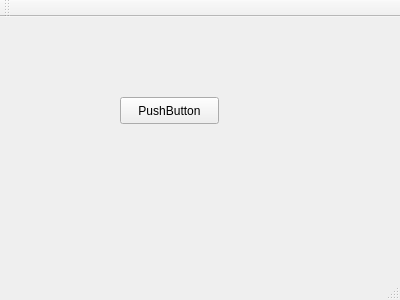
Qt form src/mainwindow.ui (valeriyasyomina/ImitationModeling) before a commit.
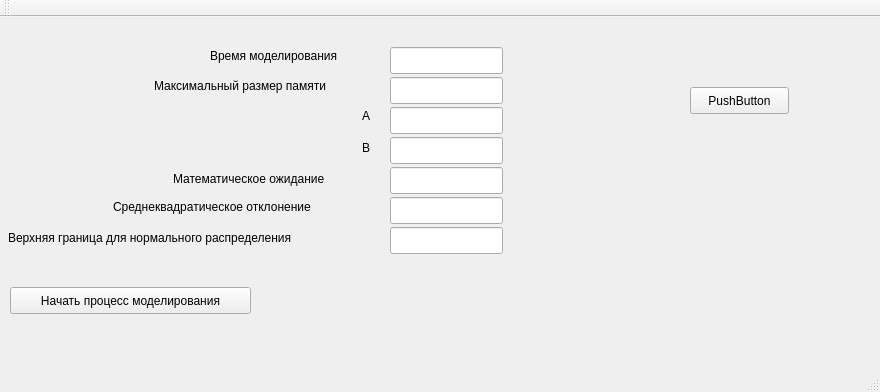
The same form after that commit.

Commit message: Interface almost done

The edit to the form file:
```diff
--- a/src/mainwindow.ui
+++ b/src/mainwindow.ui
@@ -6,8 +6,8 @@
    <rect>
     <x>0</x>
     <y>0</y>
-    <width>400</width>
-    <height>300</height>
+    <width>880</width>
+    <height>392</height>
    </rect>
   </property>
   <property name="windowTitle">
@@ -17,8 +17,8 @@
    <widget class="QPushButton" name="pushButton">
     <property name="geometry">
      <rect>
-      <x>120</x>
-      <y>80</y>
+      <x>690</x>
+      <y>70</y>
       <width>99</width>
       <height>27</height>
      </rect>
@@ -27,6 +27,180 @@
      <string>PushButton</string>
     </property>
    </widget>
+   <widget class="QLineEdit" name="edtModelingTime">
+    <property name="geometry">
+     <rect>
+      <x>390</x>
+      <y>30</y>
+      <width>113</width>
+      <height>27</height>
+     </rect>
+    </property>
+   </widget>
+   <widget class="QLineEdit" name="edtMaxMemorySize">
+    <property name="geometry">
+     <rect>
+      <x>390</x>
+      <y>60</y>
+      <width>113</width>
+      <height>27</height>
+     </rect>
+    </property>
+   </widget>
+   <widget class="QLineEdit" name="edtA">
+    <property name="geometry">
+     <rect>
+      <x>390</x>
+      <y>90</y>
+      <width>113</width>
+      <height>27</height>
+     </rect>
+    </property>
+   </widget>
+   <widget class="QLineEdit" name="edtB">
+    <property name="geometry">
+     <rect>
+      <x>390</x>
+      <y>120</y>
+      <width>113</width>
+      <height>27</height>
+     </rect>
+    </property>
+   </widget>
+   <widget class="QLineEdit" name="edtMatExp">
+    <property name="geometry">
+     <rect>
+      <x>390</x>
+      <y>150</y>
+      <width>113</width>
+      <height>27</height>
+     </rect>
+    </property>
+   </widget>
+   <widget class="QLineEdit" name="edtSigma">
+    <property name="geometry">
+     <rect>
+      <x>390</x>
+      <y>180</y>
+      <width>113</width>
+      <height>27</height>
+     </rect>
+    </property>
+   </widget>
+   <widget class="QLineEdit" name="edtMaxBorder">
+    <property name="geometry">
+     <rect>
+      <x>390</x>
+      <y>210</y>
+      <width>113</width>
+      <height>27</height>
+     </rect>
+    </property>
+   </widget>
+   <widget class="QLabel" name="label">
+    <property name="geometry">
+     <rect>
+      <x>210</x>
+      <y>30</y>
+      <width>171</width>
+      <height>17</height>
+     </rect>
+    </property>
+    <property name="text">
+     <string>Время моделирования</string>
+    </property>
+   </widget>
+   <widget class="QLabel" name="label_2">
+    <property name="geometry">
+     <rect>
+      <x>154</x>
+      <y>60</y>
+      <width>221</width>
+      <height>17</height>
+     </rect>
+    </property>
+    <property name="text">
+     <string>Максимальный размер памяти</string>
+    </property>
+   </widget>
+   <widget class="QLabel" name="label_3">
+    <property name="geometry">
+     <rect>
+      <x>362</x>
+      <y>90</y>
+      <width>16</width>
+      <height>17</height>
+     </rect>
+    </property>
+    <property name="text">
+     <string>А</string>
+    </property>
+   </widget>
+   <widget class="QLabel" name="label_4">
+    <property name="geometry">
+     <rect>
+      <x>362</x>
+      <y>120</y>
+      <width>16</width>
+      <height>21</height>
+     </rect>
+    </property>
+    <property name="text">
+     <string>B</string>
+    </property>
+   </widget>
+   <widget class="QLabel" name="label_5">
+    <property name="geometry">
+     <rect>
+      <x>173</x>
+      <y>154</y>
+      <width>201</width>
+      <height>16</height>
+     </rect>
+    </property>
+    <property name="text">
+     <string>Математическое ожидание</string>
+    </property>
+   </widget>
+   <widget class="QLabel" name="label_6">
+    <property name="geometry">
+     <rect>
+      <x>113</x>
+      <y>181</y>
+      <width>261</width>
+      <height>17</height>
+     </rect>
+    </property>
+    <property name="text">
+     <string>Среднеквадратическое отклонение</string>
+    </property>
+   </widget>
+   <widget class="QLabel" name="label_7">
+    <property name="geometry">
+     <rect>
+      <x>8</x>
+      <y>212</y>
+      <width>371</width>
+      <height>17</height>
+     </rect>
+    </property>
+    <property name="text">
+     <string>Верхняя граница для нормального распределения</string>
+    </property>
+   </widget>
+   <widget class="QPushButton" name="btnStartModeling">
+    <property name="geometry">
+     <rect>
+      <x>10</x>
+      <y>270</y>
+      <width>241</width>
+      <height>27</height>
+     </rect>
+    </property>
+    <property name="text">
+     <string>Начать процесс моделирования</string>
+    </property>
+   </widget>
   </widget>
   <widget class="QMenuBar" name="menuBar">
    <property name="geometry">
```
Left out of the diff: 2 changed lines with no effect on the pictures. The commit also changes 4 other files.
